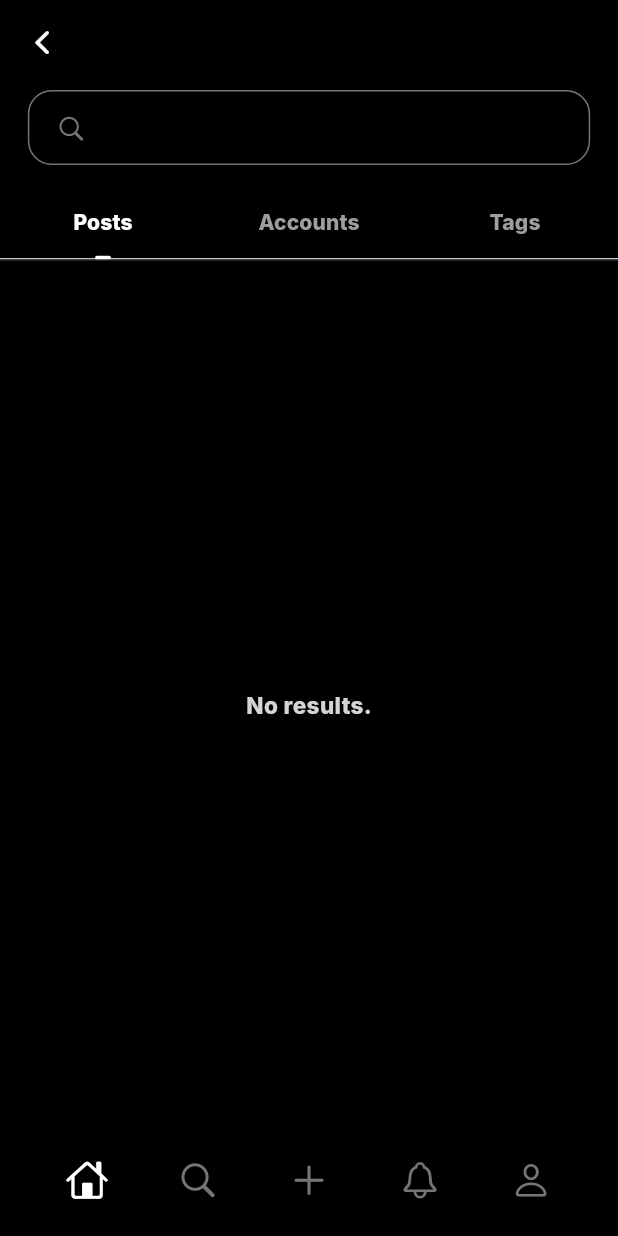
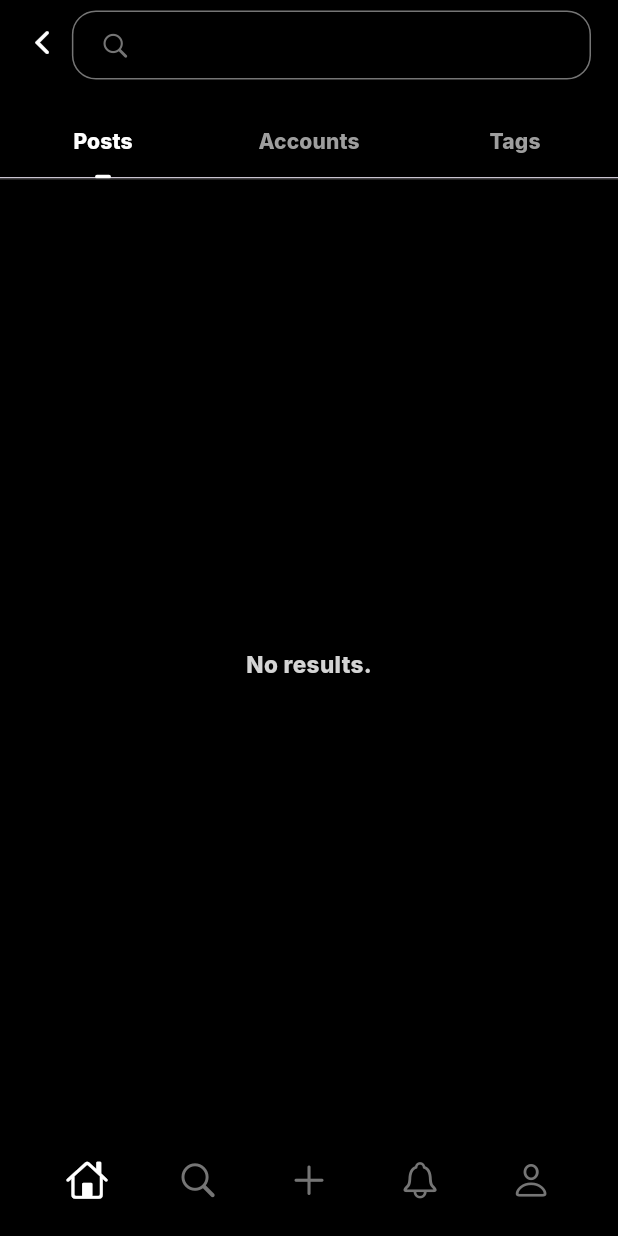
Before and after one commit to Tho100/revent, a Flutter app: the SearchResultsPage screen opened directly with empty values, on a phone screen of 412 x 824 dp. Run offline on Flutter 3.47's test engine with Material 3 defaults, Android fonts, the phone set to English and light mode, and no system bars; our stand-ins replace flutter_cache_manager, flutter_dotenv, flutter_native_image, get_it, google_fonts; missing offline and left inert: dynamic_height_grid_view, image_picker_plus, mysql_client; statements that could not run were skipped.

Commit message:
Moved search-text container to appbar for search-results page

```diff
--- a/lib/pages/search_results_page.dart
+++ b/lib/pages/search_results_page.dart
@@ -115,11 +115,13 @@ class SearchResultsPageState extends State<SearchResultsPage> with SingleTickerP
   }
 
   Widget _buildSearchTextContainer() {
-    return Align(
-      alignment: Alignment.center,
+    return Padding(
+      padding: const EdgeInsets.only(right: 18.0, top: 4.0),
+      child: Align(
+        alignment: Alignment.centerLeft,
         child: Container(
-        width: MediaQuery.of(context).size.width * 0.91,
-        height: 50,
+          width: MediaQuery.of(context).size.width * 0.84,
+          height: 46,
           decoration: BoxDecoration(
             borderRadius: BorderRadius.circular(16),
             border: Border.all(color: ThemeColor.thirdWhite)
@@ -156,20 +158,7 @@ class SearchResultsPageState extends State<SearchResultsPage> with SingleTickerP
             )
           ),
         ),
-    );
-  }
-
-  Widget _buildBody() {
-    return NestedScrollView(
-      headerSliverBuilder: (_, __) => [
-        SliverToBoxAdapter(
-          child: Padding(
-            padding: const EdgeInsets.only(top: 4.0),
-            child: _buildSearchTextContainer(),
       ),
-        ),
-      ],
-      body: _buildResultsTabs(),
     );
   }
 
@@ -194,8 +183,9 @@ class SearchResultsPageState extends State<SearchResultsPage> with SingleTickerP
     return Scaffold(
       appBar: CustomAppBar(
         context: context,
+        actions: [_buildSearchTextContainer()]
       ).buildAppBar(),
-      body: _buildBody(),
+      body: _buildResultsTabs(),
       bottomNavigationBar: PageNavigationBar(),
     );
   }
```
Lines whose indentation alone changed are shown as unchanged.
